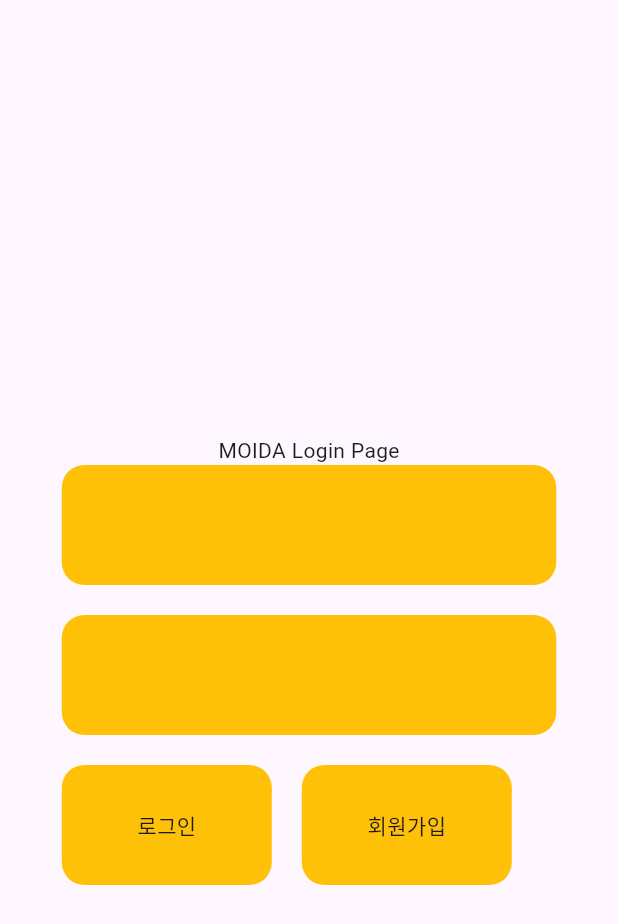
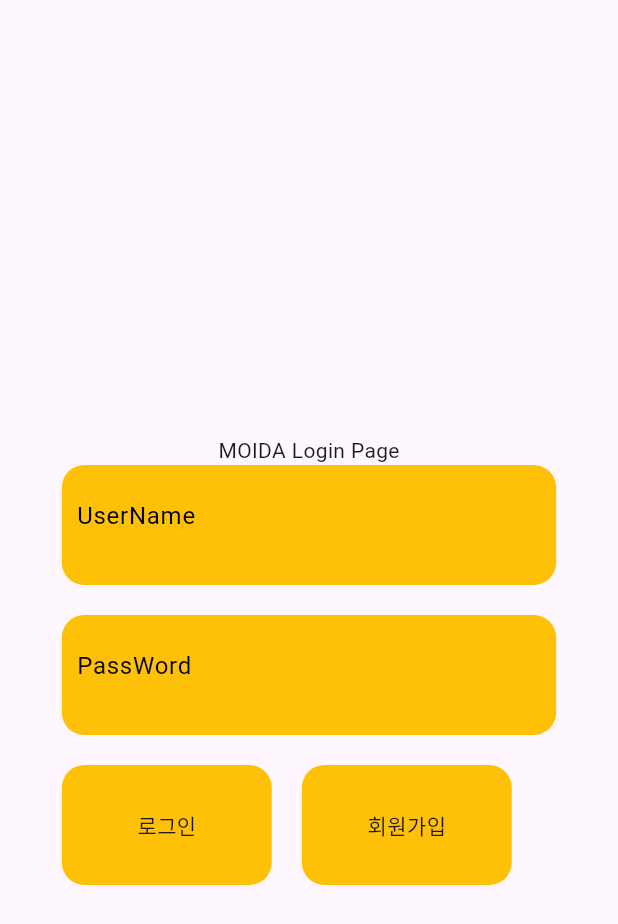
Before and after one commit to GDG-on-Campus-SKHU/MOIDA_Mobile, a Flutter app: the screen it shows after launch, after a tap on "로그인", on a phone screen of 412 x 824 dp. Shown: the top 924 px of the screen. Run offline on Flutter 3.47's test engine with Material 2 defaults, Android fonts, the phone set to English and light mode, and no system bars; network calls fail.

Commit message:
Feat : Login & SignIn Post API

```diff
--- /dev/null
+++ b/lib/Controller/authController.dart
@@ -0,0 +1,55 @@
+import 'dart:convert';
+
+import 'package:flutter/material.dart';
+import 'package:http/http.dart' as http;
+
+class SigninController {
+  TextEditingController usernameController =
+      TextEditingController(); //usernameController
+  TextEditingController passwordController =
+      TextEditingController(); //Password Controller
+  TextEditingController repeatedPasswordController =
+      TextEditingController(); //repeatedPasswordController
+  TextEditingController nicknameController =
+      TextEditingController(); //nicknameController
+  Future signinUser() async {
+    const url = 'http://moida-skhu.duckdns.org/join';
+
+    var response = await http.post(Uri.parse(url),
+        headers: {"Content-Type": "application/json", 'Charset': 'utf-8'},
+        body: jsonEncode({
+          "username": usernameController.text,
+          "password": passwordController.text,
+          "repeatedPassword": repeatedPasswordController.text,
+          "nickname": nicknameController.text
+        }));
+    if (response.statusCode == 200) {
+      print(response.body);
+    } else {
+      print(response.body);
+    }
+  }
+}
+
+class LoginController {
+  TextEditingController usernameController =
+      TextEditingController(); //usernameController
+  TextEditingController passwordController =
+      TextEditingController(); //Password Controller
+
+  Future loginUser() async {
+    const url = 'http://moida-skhu.duckdns.org/login';
+
+    var response = await http.post(Uri.parse(url),
+        headers: {"Content-Type": "application/json", 'Charset': 'utf-8'},
+        body: jsonEncode({
+          "username": usernameController.text,
+          "password": passwordController.text,
+        }));
+    if (response.statusCode == 200) {
+      print(response.body);
+    } else {
+      print(response.body);
+    }
+  }
+}
--- a/lib/Screens/Login.dart
+++ b/lib/Screens/Login.dart
@@ -1,6 +1,7 @@
 import 'package:flutter/material.dart';
 import 'package:flutter/src/widgets/container.dart';
 import 'package:flutter/src/widgets/framework.dart';
+import 'package:moida_mobile/Controller/authController.dart';
 import 'package:moida_mobile/Screens/SignIn.dart';
 
 class Login extends StatefulWidget {
@@ -11,6 +12,7 @@ class Login extends StatefulWidget {
 }
 
 class _LoginState extends State<Login> {
+  LoginController loginController = LoginController();
   @override
   Widget build(BuildContext context) {
     return Scaffold(
@@ -26,6 +28,18 @@ class _LoginState extends State<Login> {
               height: 80,
               decoration: BoxDecoration(
                   borderRadius: BorderRadius.circular(15), color: Colors.amber),
+              child: Padding(
+                padding: const EdgeInsets.all(10.0),
+                child: TextField(
+                    controller: loginController.usernameController,
+                    decoration: InputDecoration(
+                      border: InputBorder.none,
+                      hintText: 'UserName',
+                      hintStyle: TextStyle(
+                        color: Colors.black,
+                      ),
+                    )),
+              ),
             ),
             SizedBox(
               height: 20,
@@ -35,6 +49,18 @@ class _LoginState extends State<Login> {
               height: 80,
               decoration: BoxDecoration(
                   borderRadius: BorderRadius.circular(15), color: Colors.amber),
+              child: Padding(
+                padding: const EdgeInsets.all(10.0),
+                child: TextField(
+                    controller: loginController.passwordController,
+                    decoration: InputDecoration(
+                      border: InputBorder.none,
+                      hintText: 'PassWord',
+                      hintStyle: TextStyle(
+                        color: Colors.black,
+                      ),
+                    )),
+              ),
             ),
             SizedBox(
               height: 20,
@@ -54,7 +80,9 @@ class _LoginState extends State<Login> {
                           color: Colors.amber),
                       child: Text("로그인"),
                     ),
-                    onTap: () {},
+                    onTap: () {
+                      loginController.loginUser();
+                    },
                   ),
                   SizedBox(
                     width: 20,
--- a/pubspec.yaml
+++ b/pubspec.yaml
@@ -36,6 +36,7 @@ dependencies:
   # The following adds the Cupertino Icons font to your application.
   # Use with the CupertinoIcons class for iOS style icons.
   cupertino_icons: ^1.0.2
+  http: ^0.13.5
 
 dev_dependencies:
   flutter_test:
```
Also changed, not shown: lib/Screens/Signin.dart (+15 -7 lines), pubspec.lock.
